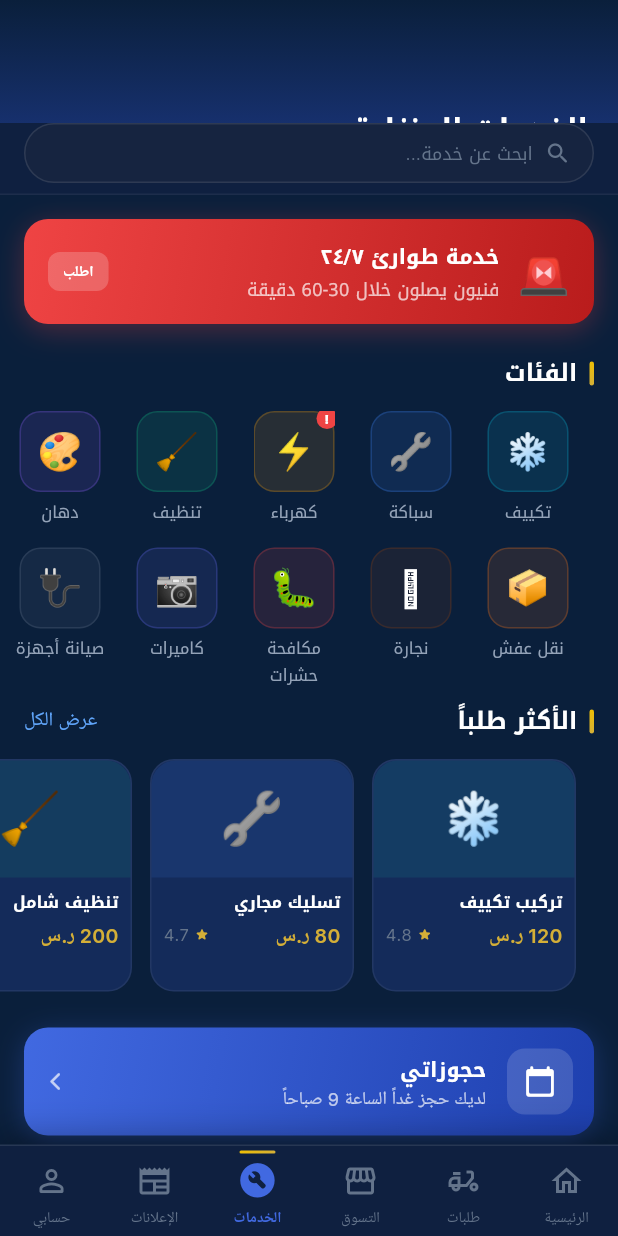
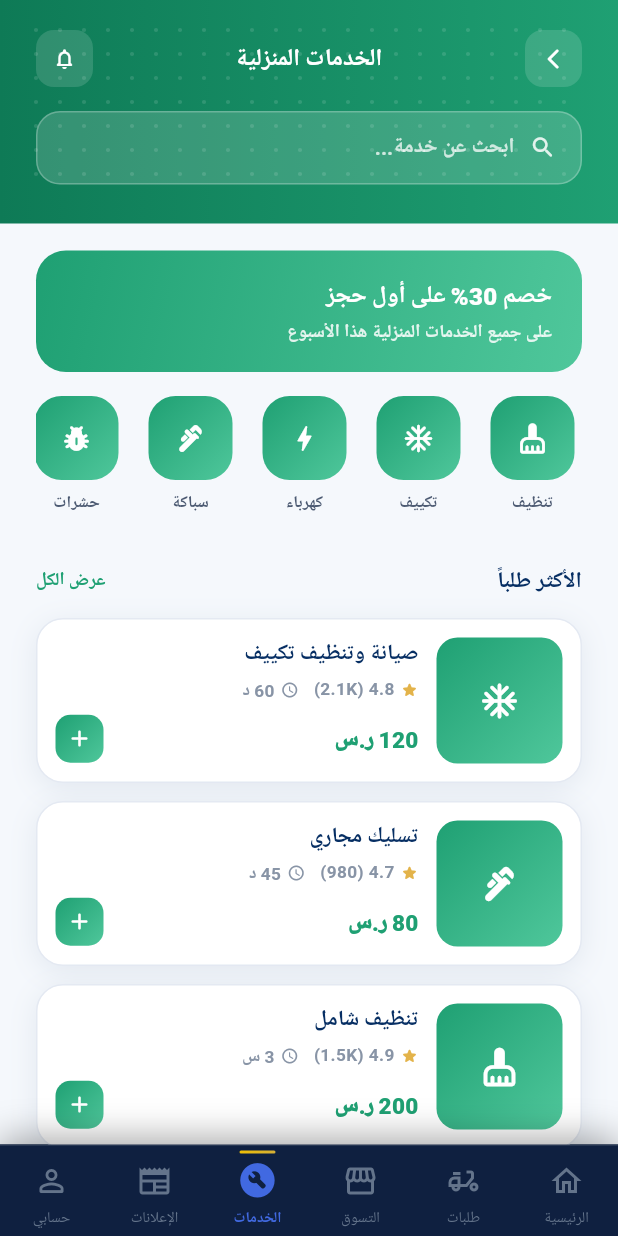
Before and after one commit to m-elsaad22/Kayan-Gulf, a Flutter app: the ServicesHomeScreen screen opened by its route, on a phone screen of 412 x 824 dp. Run offline on Flutter 3.47's test engine with Material 3 defaults, Android fonts, the phone set to English and light mode, and no system bars; our stand-ins replace cached_network_image, flutter_riverpod, flutter_secure_storage, go_router, google_fonts, hive_flutter and 3 more; accounts and stored records are empty; network calls fail; Roboto replaces fonts that are missing (Cairo, Noto Kufi Arabic, NotoKufiArabic).

Commit message:
Phase 3: Apply HTML designs to home services (hs-*)
- Redesign ServicesHomeScreen per 24-hs-dashboard.html
- ServicesListScreen with green hero and KayanServiceCard
- Light-theme booking bar on ServiceDetailScreen + calendar app bar
- Add KayanServiceCard widget and green CTA variant
- Add phase_release_zip workflow and package script + RELEASES.md

Co-authored-by: m-elsaad22 <m-elsaad22@users.noreply.github.com>

```diff
--- a/lib/features/services/categories/presentation/screens/services_home_screen.dart
+++ b/lib/features/services/categories/presentation/screens/services_home_screen.dart
@@ -1,82 +1,182 @@
-// KAYAN — Services Home Screen
+// Services home — matches design/html/24-hs-dashboard.html
 import 'package:flutter/material.dart';
 import 'package:flutter/services.dart';
 import 'package:flutter_riverpod/flutter_riverpod.dart';
 import 'package:go_router/go_router.dart';
-import '../../../../../core/theme/app_colors.dart';
-import '../../../../../core/theme/app_gradients.dart';
-import '../../../../../core/theme/app_text_styles.dart';
-import '../../../../../core/theme/app_border_radius.dart';
-import '../../../../../core/theme/app_spacing.dart';
+
+import '../../../../../core/theme/kayan_design_tokens.dart';
 import '../../../../../routing/app_routes.dart';
 import '../../../../../shared/providers/locale_provider.dart';
-import '../../../../services/browse/data/models/service_models.dart';
+import '../../../../../shared/widgets/design/kayan_design_widgets.dart';
 
-final _catsProv=FutureProvider.autoDispose<List<ServiceCategory>>((ref)async{await Future.delayed(const Duration(milliseconds:300));return mockServiceCategories;});
+const _homeCategories = [
+  (Icons.cleaning_services_rounded, 'تنظيف', 'Cleaning'),
+  (Icons.ac_unit_rounded, 'تكييف', 'AC'),
+  (Icons.bolt_rounded, 'كهرباء', 'Electric'),
+  (Icons.plumbing_rounded, 'سباكة', 'Plumbing'),
+  (Icons.pest_control_rounded, 'حشرات', 'Pests'),
+  (Icons.shield_rounded, 'أمن', 'Security'),
+];
 
-class ServicesHomeScreen extends ConsumerWidget{
+const _popularServices = [
+  ('صيانة وتنظيف تكييف', 'AC service & clean', Icons.ac_unit_rounded, 4.8, '2.1K', '60 د', '60 min', '120'),
+  ('تسليك مجاري', 'Drain unclog', Icons.plumbing_rounded, 4.7, '980', '45 د', '45 min', '80'),
+  ('تنظيف شامل', 'Deep cleaning', Icons.cleaning_services_rounded, 4.9, '1.5K', '3 س', '3 hrs', '200'),
+  ('تركيب أثاث', 'Furniture assembly', Icons.handyman_rounded, 4.6, '640', '90 د', '90 min', '150'),
+];
+
+class ServicesHomeScreen extends ConsumerWidget {
   const ServicesHomeScreen({super.key});
+
   @override
-  Widget build(BuildContext context,WidgetRef ref){
-    final ar=ref.watch(isArabicProvider);
-    final cats=ref.watch(_catsProv);
-    return Scaffold(backgroundColor:AppColors.bgScaffold,body:CustomScrollView(physics:const BouncingScrollPhysics(parent:AlwaysScrollableScrollPhysics()),slivers:[
-      SliverAppBar(pinned:true,expandedHeight:130,backgroundColor:AppColors.bgSurface,
-        flexibleSpace:FlexibleSpaceBar(collapseMode:CollapseMode.pin,background:Container(decoration:const BoxDecoration(gradient:AppGradients.hero),child:SafeArea(child:Padding(padding:const EdgeInsets.fromLTRB(20,8,20,0),child:Column(crossAxisAlignment:CrossAxisAlignment.start,mainAxisAlignment:MainAxisAlignment.end,children:[
-          Text(ar?'الخدمات المنزلية':'Home Services',style:ar?AppTextStyles.arabicHeadlineSmall:AppTextStyles.headlineSmall),
-          Text(ar?'فنيون معتمدون يصلون إليك':'Certified technicians at your door',style:(ar?AppTextStyles.arabicBodySmall:AppTextStyles.bodySmall).copyWith(color:AppColors.textSecondary)),
-          const SizedBox(height:10),
-        ]))))),
-        bottom:PreferredSize(preferredSize:const Size.fromHeight(50),child:Container(color:AppColors.bgSurface,padding:const EdgeInsets.fromLTRB(16,0,16,8),child:GestureDetector(onTap:()=>context.push('${AppRoutes.services}/browse'),child:Container(height:40,decoration:BoxDecoration(color:AppColors.bgInput,borderRadius:AppBorderRadius.pill,border:Border.all(color:AppColors.borderDefault)),child:Row(children:[const SizedBox(width:14),const Icon(Icons.search_rounded,size:18,color:AppColors.textMuted),const SizedBox(width:8),Text(ar?'ابحث عن خدمة...':'Search services...',style:(ar?AppTextStyles.arabicBodySmall:AppTextStyles.bodySmall).copyWith(color:AppColors.textMuted))]))))),
+  Widget build(BuildContext context, WidgetRef ref) {
+    final ar = ref.watch(isArabicProvider);
+
+    return Scaffold(
+      backgroundColor: KayanDesignTokens.bg,
+      body: Column(
+        children: [
+          KayanSectionHero(
+            title: ar ? 'الخدمات المنزلية' : 'Home Services',
+            variant: KayanSectionHeroVariant.green,
+            leading: KayanHeroIconButton(
+              icon: Icons.arrow_forward_ios_rounded,
+              onTap: () => context.go(AppRoutes.home),
+            ),
+            trailing: KayanHeroIconButton(
+              icon: Icons.notifications_none_rounded,
+              onTap: () => context.push(AppRoutes.notifications),
+            ),
+            searchHint: ar ? 'ابحث عن خدمة...' : 'Search for a service...',
+            onSearchTap: () => context.push('${AppRoutes.services}/browse'),
+          ),
+          Expanded(
+            child: ListView(
+              padding: const EdgeInsets.fromLTRB(24, 18, 24, 100),
+              children: [
+                KayanOfferBanner(
+                  title: ar ? 'خصم 30% على أول حجز' : '30% off your first booking',
+                  subtitle: ar ? 'على جميع الخدمات المنزلية هذا الأسبوع' : 'On all home services this week',
+                  gradient: KayanDesignTokens.gradGreen,
+                ),
+                KayanCategoryPillRow(
+                  isArabic: ar,
+                  iconGradient: KayanDesignTokens.gradGreen,
+                  items: _homeCategories
+                      .map((c) => KayanCategoryPill(icon: c.$1, labelAr: c.$2, labelEn: c.$3))
+                      .toList(),
+                ),
+                const SizedBox(height: 24),
+                KayanSectionHeader(
+                  title: ar ? 'الأكثر طلباً' : 'Most popular',
+                  action: ar ? 'عرض الكل' : 'See all',
+                  actionColor: KayanDesignTokens.kGreen,
+                  onAction: () => context.push('${AppRoutes.services}/browse'),
+                ),
+                const SizedBox(height: 14),
+                ...List.generate(_popularServices.length, (i) {
+                  final s = _popularServices[i];
+                  return KayanServiceCard(
+                    name: ar ? s.$1 : s.$2,
+                    rating: s.$4,
+                    reviews: s.$5,
+                    duration: ar ? s.$6 : s.$7,
+                    priceLabel: '${s.$8} ${ar ? 'ر.س' : 'SAR'}',
+                    icon: s.$3,
+                    onTap: () => context.push(AppRoutes.servicePath('service-$i')),
+                    onAdd: () => context.push(AppRoutes.serviceBookPath('service-$i')),
+                  );
+                }),
+                const SizedBox(height: 20),
+                GestureDetector(
+                  onTap: () {
+                    HapticFeedback.heavyImpact();
+                    context.push(AppRoutes.urgentService);
+                  },
+                  child: Container(
+                    padding: const EdgeInsets.all(16),
+                    decoration: BoxDecoration(
+                      gradient: const LinearGradient(colors: [Color(0xFFC62828), Color(0xFFE53935)]),
+                      borderRadius: BorderRadius.circular(20),
+                      boxShadow: KayanDesignTokens.shadowM,
+                    ),
+                    child: Row(
+                      children: [
+                        const Text('🚨', style: TextStyle(fontSize: 28)),
+                        const SizedBox(width: 12),
+                        Expanded(
+                          child: Column(
+                            crossAxisAlignment: CrossAxisAlignment.start,
+                            children: [
+                              Text(
+                                ar ? 'خدمة طوارئ ٢٤/٧' : '24/7 Emergency',
+                                style: KayanDesignTokens.cairo(fontSize: 15, fontWeight: FontWeight.w800, color: Colors.white),
+                              ),
+                              Text(
+                                ar ? 'فنيون يصلون خلال 30-60 دقيقة' : 'Technicians in 30-60 minutes',
+                                style: KayanDesignTokens.cairo(fontSize: 12, color: Colors.white70),
+                              ),
+                            ],
+                          ),
+                        ),
+                        Container(
+                          padding: const EdgeInsets.symmetric(horizontal: 12, vertical: 6),
+                          decoration: BoxDecoration(
+                            color: Colors.white.withValues(alpha: 0.2),
+                            borderRadius: BorderRadius.circular(8),
+                          ),
+                          child: Text(ar ? 'اطلب' : 'Call', style: KayanDesignTokens.cairo(fontWeight: FontWeight.w700, color: Colors.white)),
+                        ),
+                      ],
+                    ),
+                  ),
+                ),
+                const SizedBox(height: 16),
+                GestureDetector(
+                  onTap: () => context.push(AppRoutes.myBookings),
+                  child: Container(
+                    padding: const EdgeInsets.all(16),
+                    decoration: BoxDecoration(
+                      gradient: KayanDesignTokens.gradBlue,
+                      borderRadius: BorderRadius.circular(18),
+                      boxShadow: KayanDesignTokens.shadowS,
+                    ),
+                    child: Row(
+                      children: [
+                        Container(
+                          width: 44,
+                          height: 44,
+                          decoration: BoxDecoration(
+                            color: Colors.white.withValues(alpha: 0.15),
+                            borderRadius: BorderRadius.circular(12),
+                          ),
+                          child: const Icon(Icons.calendar_today_rounded, color: Colors.white, size: 22),
+                        ),
+                        const SizedBox(width: 14),
+                        Expanded(
+                          child: Column(
+                            crossAxisAlignment: CrossAxisAlignment.start,
+                            children: [
+                              Text(ar ? 'حجوزاتي' : 'My bookings', style: KayanDesignTokens.cairo(fontWeight: FontWeight.w800, color: Colors.white)),
+                              Text(
+                                ar ? 'لديك حجز غداً الساعة 9 صباحاً' : 'You have a booking tomorrow at 9 AM',
+                                style: KayanDesignTokens.cairo(fontSize: 12, color: Colors.white70),
+                                maxLines: 1,
+                                overflow: TextOverflow.ellipsis,
+                              ),
+                            ],
+                          ),
+                        ),
+                        const Icon(Icons.arrow_back_ios_new_rounded, size: 14, color: Colors.white70),
+                      ],
+                    ),
+                  ),
+                ),
+              ],
+            ),
+          ),
+        ],
       ),
-      SliverToBoxAdapter(child:Column(crossAxisAlignment:CrossAxisAlignment.start,children:[
-        const SizedBox(height:16),
-        // Emergency
-        GestureDetector(onTap:()=>HapticFeedback.heavyImpact(),child:Container(margin:const EdgeInsets.symmetric(horizontal:AppSpacing.pagePadding),padding:const EdgeInsets.symmetric(horizontal:AppSpacing.lg,vertical:14),
-          decoration:BoxDecoration(gradient:AppGradients.emergency,borderRadius:AppBorderRadius.card,boxShadow:[BoxShadow(color:AppColors.error.withOpacity(0.3),blurRadius:16,offset:const Offset(0,4))]),
-          child:Row(children:[const Text('🚨',style:TextStyle(fontSize:28)),const SizedBox(width:12),Expanded(child:Column(crossAxisAlignment:CrossAxisAlignment.start,children:[
-            Text(ar?'خدمة طوارئ ٢٤/٧':'24/7 Emergency',style:ar?AppTextStyles.arabicTitleSmall:AppTextStyles.titleSmall),
-            Text(ar?'فنيون يصلون خلال 30-60 دقيقة':'Technicians arrive in 30-60 min',style:(ar?AppTextStyles.arabicBodySmall:AppTextStyles.bodySmall).copyWith(color:Colors.white70)),
-          ])),Container(padding:const EdgeInsets.symmetric(horizontal:10,vertical:5),decoration:BoxDecoration(color:Colors.white.withOpacity(0.2),borderRadius:BorderRadius.circular(8)),child:Text(ar?'اطلب':'Call',style:AppTextStyles.labelSmall.copyWith(color:Colors.white,fontWeight:FontWeight.w700)))])),
-        ),
-        const SizedBox(height:20),
-        _SH(ar?'الفئات':'Categories',ar),const SizedBox(height:12),
-        // Categories 2 rows
-        cats.when(loading:()=>const SizedBox(height:170),error:(_,__)=>const SizedBox.shrink(),data:(list)=>Column(children:[_CRow(list.take(5).toList(),ar),const SizedBox(height:12),_CRow(list.skip(5).take(5).toList(),ar)])),
-        const SizedBox(height:24),
-        _SH(ar?'الأكثر طلباً':'Most Popular',ar,seeAll:'${AppRoutes.services}/browse'),const SizedBox(height:12),
-        _PopRow(ar),const SizedBox(height:24),
-        // My bookings
-        GestureDetector(onTap:()=>context.push(AppRoutes.myBookings),child:Padding(padding:const EdgeInsets.symmetric(horizontal:AppSpacing.pagePadding),child:Container(padding:const EdgeInsets.all(14),
-          decoration:BoxDecoration(gradient:AppGradients.primaryButton,borderRadius:AppBorderRadius.card,boxShadow:[BoxShadow(color:AppColors.royalBlue.withOpacity(0.3),blurRadius:16,offset:const Offset(0,4))]),
-          child:Row(children:[Container(width:44,height:44,decoration:BoxDecoration(color:Colors.white.withOpacity(0.15),borderRadius:BorderRadius.circular(12)),child:const Icon(Icons.calendar_today_rounded,color:Colors.white,size:22)),const SizedBox(width:14),
-            Expanded(child:Column(crossAxisAlignment:CrossAxisAlignment.start,children:[Text(ar?'حجوزاتي':'My Bookings',style:ar?AppTextStyles.arabicTitleSmall:AppTextStyles.titleSmall),Text(ar?'لديك حجز غداً الساعة 9 صباحاً':'You have a booking tomorrow at 9 AM',style:AppTextStyles.bodySmall.copyWith(color:Colors.white70),maxLines:1,overflow:TextOverflow.ellipsis)])),
-            const Icon(Icons.arrow_forward_ios_rounded,size:14,color:Colors.white70)])))),
-        const SizedBox(height:24),
-        // How it works
-        Padding(padding:const EdgeInsets.symmetric(horizontal:AppSpacing.pagePadding),child:Column(crossAxisAlignment:CrossAxisAlignment.start,children:[
-          Text(ar?'كيف يعمل كيان؟':'How KAYAN Works',style:ar?AppTextStyles.arabicTitleMedium:AppTextStyles.titleMedium),const SizedBox(height:14),
-          Row(children:[_HS('🔍',ar?'اختر':'Choose',AppGradients.primaryButton,true),_Conn(),_HS('📅',ar?'احجز':'Book',AppGradients.card,false),_Conn(),_HS('✅',ar?'استمتع':'Enjoy',AppGradients.goldButton,false)]),
-        ])),
-        const SizedBox(height:24),
-        // Quality
-        Padding(padding:const EdgeInsets.symmetric(horizontal:AppSpacing.pagePadding),child:Container(padding:const EdgeInsets.all(14),decoration:BoxDecoration(gradient:AppGradients.card,borderRadius:AppBorderRadius.card,border:Border.all(color:AppColors.borderGold)),child:Column(crossAxisAlignment:CrossAxisAlignment.start,children:[
-          Row(children:[const Text('🏆',style:TextStyle(fontSize:18)),const SizedBox(width:8),Text(ar?'معايير الجودة':'Quality Standards',style:ar?AppTextStyles.arabicTitleSmall:AppTextStyles.titleSmall)]),const SizedBox(height:10),
-          Wrap(spacing:6,runSpacing:6,children:['✅ ${ar?"فنيون معتمدون":"Certified"}','🛡️ ${ar?"ضمان سنة":"1yr Warranty"}','💰 ${ar?"أسعار ثابتة":"Fixed Prices"}','⭐ 4.8 ${ar?"متوسط":"Rating"}']
-              .map((t)=>Container(padding:const EdgeInsets.symmetric(horizontal:8,vertical:4),decoration:BoxDecoration(color:AppColors.metallicGold.withOpacity(0.08),borderRadius:BorderRadius.circular(16),border:Border.all(color:AppColors.metallicGold.withOpacity(0.25))),child:Text(t,style:AppTextStyles.labelSmall.copyWith(color:AppColors.metallicGold)))).toList()),
-        ]))),
-        const SizedBox(height:100),
-      ])),
-    ]));
+    );
   }
 }
-
-Widget _SH(String t,bool ar,{String? seeAll})=>Builder(builder:(ctx)=>Padding(padding:const EdgeInsets.symmetric(horizontal:AppSpacing.pagePadding),child:Row(children:[Container(width:3,height:16,decoration:BoxDecoration(gradient:AppGradients.goldButton,borderRadius:BorderRadius.circular(2))),const SizedBox(width:8),Text(t,style:ar?AppTextStyles.arabicTitleMedium:AppTextStyles.titleMedium),const Spacer(),if(seeAll!=null)GestureDetector(onTap:()=>ctx.push(seeAll),child:Text(ar?'عرض الكل':'See All',style:AppTextStyles.seeAll))])));
-
-Widget _CRow(List<ServiceCategory> cats,bool ar)=>SizedBox(height:79,child:ListView(scrollDirection:Axis.horizontal,padding:const EdgeInsets.symmetric(horizontal:AppSpacing.pagePadding),children:cats.map((cat){Color c;try{c=Color(int.parse('FF${cat.colorHex.replaceFirst('#','')}',radix:16));}catch(_){c=AppColors.royalBlue;}return Builder(builder:(ctx)=>GestureDetector(onTap:(){HapticFeedback.selectionClick();ctx.push('${AppRoutes.services}/browse?catId=${cat.id}');},child:Container(width:68,margin:const EdgeInsets.only(right:10),child:Column(mainAxisSize:MainAxisSize.min,children:[Stack(children:[Container(width:54,height:54,decoration:BoxDecoration(color:c.withOpacity(0.12),borderRadius:BorderRadius.circular(14),border:Border.all(color:c.withOpacity(0.25))),child:Center(child:Text(cat.emoji,style:const TextStyle(fontSize:24)))),if(cat.isEmergency)Positioned(top:-2,right:-2,child:Container(width:14,height:14,decoration:const BoxDecoration(color:AppColors.error,shape:BoxShape.circle),child:const Center(child:Text('!',style:TextStyle(fontSize:8,color:Colors.white,fontWeight:FontWeight.w900)))))]),const SizedBox(height:5),Text(ar?cat.nameAr:cat.nameEn,style:(ar?AppTextStyles.arabicCaption:AppTextStyles.caption).copyWith(color:AppColors.textSecondary),textAlign:TextAlign.center,maxLines:2,overflow:TextOverflow.ellipsis)]))));}).toList()));
-
-Widget _PopRow(bool ar){final s=[('تركيب تكييف','AC Install','❄️','120','4.8',AppColors.categoryTeal),('تسليك مجاري','Drain Clean','🔧','80','4.7',AppColors.categoryBlue),('تنظيف شامل','Deep Clean','🧹','200','4.9',AppColors.categoryGreen),('دهان غرفة','Room Paint','🎨','350','4.6',AppColors.categoryPurple)];
-return SizedBox(height:155,child:ListView.builder(scrollDirection:Axis.horizontal,padding:const EdgeInsets.symmetric(horizontal:AppSpacing.pagePadding),itemCount:s.length,itemBuilder:(ctx,i){final e=s[i];return GestureDetector(onTap:()=>ctx.push(AppRoutes.servicePath('service-$i')),child:Container(width:136,margin:const EdgeInsets.only(right:12),decoration:BoxDecoration(color:AppColors.bgCard,borderRadius:AppBorderRadius.card,border:Border.all(color:AppColors.borderSubtle)),child:Column(crossAxisAlignment:CrossAxisAlignment.start,children:[Container(height:78,decoration:BoxDecoration(color:e.$6.withOpacity(0.12),borderRadius:const BorderRadius.vertical(top:Radius.circular(16))),child:Center(child:Text(e.$3,style:const TextStyle(fontSize:34)))),Padding(padding:const EdgeInsets.all(8),child:Column(crossAxisAlignment:CrossAxisAlignment.start,children:[Text(ar?e.$1:e.$2,style:(ar?AppTextStyles.arabicTitleSmall:AppTextStyles.titleSmall).copyWith(fontSize:11),maxLines:1),const SizedBox(height:4),Row(children:[Text('${e.$4} ر.س',style:AppTextStyles.priceSmall),const Spacer(),const Icon(Icons.star_rounded,size:10,color:AppColors.starFilled),Text(' ${e.$5}',style:AppTextStyles.caption)])]))])));},));}
-
-Widget _HS(String e,String l,LinearGradient g,bool main)=>Expanded(child:Column(children:[Container(width:46,height:46,decoration:BoxDecoration(gradient:g,shape:BoxShape.circle),child:Center(child:Text(e,style:const TextStyle(fontSize:20)))),const SizedBox(height:6),Text(l,style:AppTextStyles.labelSmall.copyWith(color:main?AppColors.royalBlue:AppColors.textSecondary),textAlign:TextAlign.center)]));
-Widget _Conn()=>Container(width:16,height:2,color:AppColors.borderSubtle);
--- a/lib/shared/widgets/design/kayan_design_widgets.dart
+++ b/lib/shared/widgets/design/kayan_design_widgets.dart
@@ -333,6 +333,101 @@ class KayanCategoryPillRow extends StatelessWidget {
   }
 }
 
+class KayanServiceCard extends StatelessWidget {
+  const KayanServiceCard({
+    super.key,
+    required this.name,
+    required this.rating,
+    required this.reviews,
+    required this.duration,
+    required this.priceLabel,
+    required this.icon,
+    this.onTap,
+    this.onAdd,
+    this.accentGradient = KayanDesignTokens.gradGreen,
+  });
+
+  final String name;
+  final double rating;
+  final String reviews;
+  final String duration;
+  final String priceLabel;
+  final IconData icon;
+  final VoidCallback? onTap;
+  final VoidCallback? onAdd;
+  final LinearGradient accentGradient;
+
+  @override
+  Widget build(BuildContext context) {
+    return GestureDetector(
+      onTap: onTap,
+      child: Container(
+        margin: const EdgeInsets.only(bottom: 12),
+        padding: const EdgeInsets.all(12),
+        decoration: BoxDecoration(
+          color: Colors.white,
+          borderRadius: BorderRadius.circular(18),
+          border: Border.all(color: KayanDesignTokens.border),
+          boxShadow: KayanDesignTokens.shadowS,
+        ),
+        child: Row(
+          children: [
+            Container(
+              width: 84,
+              height: 84,
+              decoration: BoxDecoration(
+                gradient: accentGradient,
+                borderRadius: BorderRadius.circular(14),
+              ),
+              child: Icon(icon, color: Colors.white, size: 28),
+            ),
+            const SizedBox(width: 12),
+            Expanded(
+              child: Column(
+                crossAxisAlignment: CrossAxisAlignment.start,
+                children: [
+                  Text(name, style: KayanDesignTokens.cairo(fontSize: 14.5, fontWeight: FontWeight.w800, color: KayanDesignTokens.kBlueDeep)),
+                  const SizedBox(height: 5),
+                  Wrap(
+                    spacing: 10,
+                    runSpacing: 4,
+                    children: [
+                      _Meta(Icons.star_rounded, '$rating ($reviews)', KayanDesignTokens.gold),
+                      _Meta(Icons.schedule_rounded, duration, KayanDesignTokens.muted),
+                    ],
+                  ),
+                  const SizedBox(height: 8),
+                  Row(
+                    children: [
+                      Text(
+                        priceLabel,
+                        style: KayanDesignTokens.cairo(fontSize: 15, fontWeight: FontWeight.w900, color: KayanDesignTokens.kGreen),
+                      ),
+                      const Spacer(),
+                      GestureDetector(
+                        onTap: onAdd ?? onTap,
+                        child: Container(
+                          width: 32,
+                          height: 32,
+                          decoration: BoxDecoration(
+                            gradient: accentGradient,
+                            borderRadius: BorderRadius.circular(10),
+                          ),
+                          child: const Icon(Icons.add_rounded, color: Colors.white, size: 18),
+                        ),
+                      ),
+                    ],
+                  ),
+                ],
+              ),
+            ),
+          ],
+        ),
+      ),
+    );
+  }
+}
+
 class KayanVendorCard extends StatelessWidget {
   const KayanVendorCard({
     super.key,
--- a/lib/shared/widgets/design/kayan_entry_widgets.dart
+++ b/lib/shared/widgets/design/kayan_entry_widgets.dart
@@ -198,6 +198,7 @@ class KayanCtaButton extends StatelessWidget {
       KayanCtaVariant.gold => KayanDesignTokens.gradGold,
       KayanCtaVariant.blue => KayanDesignTokens.gradBlue,
       KayanCtaVariant.orange => KayanDesignTokens.gradOrange,
+      KayanCtaVariant.green => KayanDesignTokens.gradGreen,
     };
     final textColor = variant == KayanCtaVariant.gold ? const Color(0xFF402C00) : Colors.white;
 
@@ -240,7 +241,7 @@ class KayanCtaButton extends StatelessWidget {
   }
 }
 
-enum KayanCtaVariant { gold, blue, orange }
+enum KayanCtaVariant { gold, blue, orange, green }
 
 class KayanDesignTextField extends StatefulWidget {
   const KayanDesignTextField({
```
Also changed, not shown: lib/features/services/booking/presentation/screens/booking_calendar_screen.dart (+10 -4 lines), lib/features/services/browse/presentation/screens/service_detail_screen.dart (+20 -10 lines), lib/features/services/browse/presentation/screens/services_list_screen.dart (+47 -122 lines), 4 other files.
